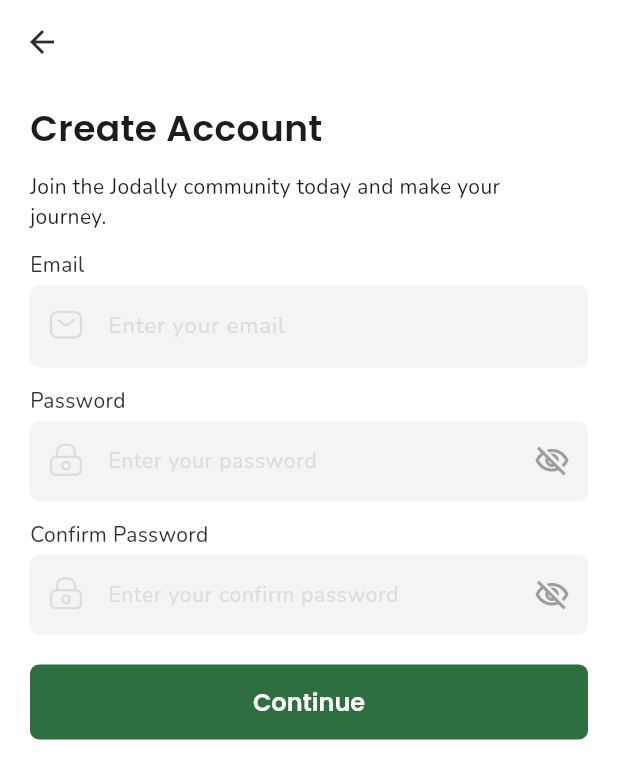
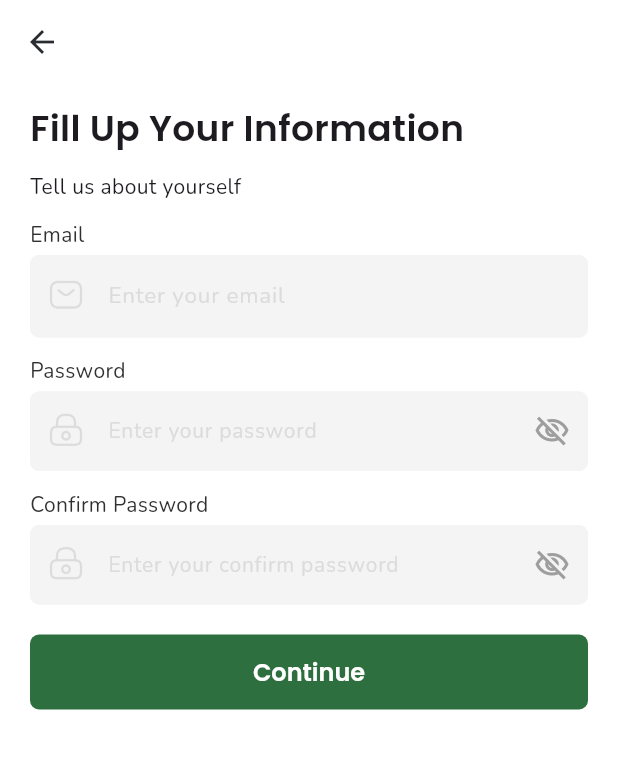
Before and after one commit to jamydevelop/Jodally-Flutter-App, a Flutter app: the screen it shows after launch, on a phone screen of 412 x 824 dp. Shown: the top 779 px of the screen. Run offline on Flutter 3.47's test engine with Material 3 defaults, Android fonts, the phone set to English and light mode, and no system bars.

```diff
--- a/jodally_flutter_app/lib/views/sign_up_passenger.dart
+++ b/jodally_flutter_app/lib/views/sign_up_passenger.dart
@@ -27,14 +27,14 @@ class _SignUpPassengerState extends State<SignUpPassenger> {
           crossAxisAlignment: CrossAxisAlignment.start,
           children: <Widget>[
             CommonTextLabel(
-              text: AppConstants.SIGN_UP_TITLE,
+              text: 'Fill Up Your Information',
               fontFamily: 'Poppins',
               fontWeight: FontWeight.w600,
               fontSize: 24,
             ),
             const SizedBox(height: 12),
             CommonTextLabel(
-              text: AppConstants.SIGN_UP_DESC,
+              text: 'Tell us about yourself',
               fontFamily: 'Nunito',
               fontWeight: FontWeight.w400,
               fontSize: fontSizeTitleSmall,
```
Also changed, not shown: jodally_flutter_app/assets/icons/call_icon.png (added), jodally_flutter_app/assets/icons/house_icon.png (added), jodally_flutter_app/assets/icons/location_icon.png (added), jodally_flutter_app/assets/icons/user_icon.png (added).
